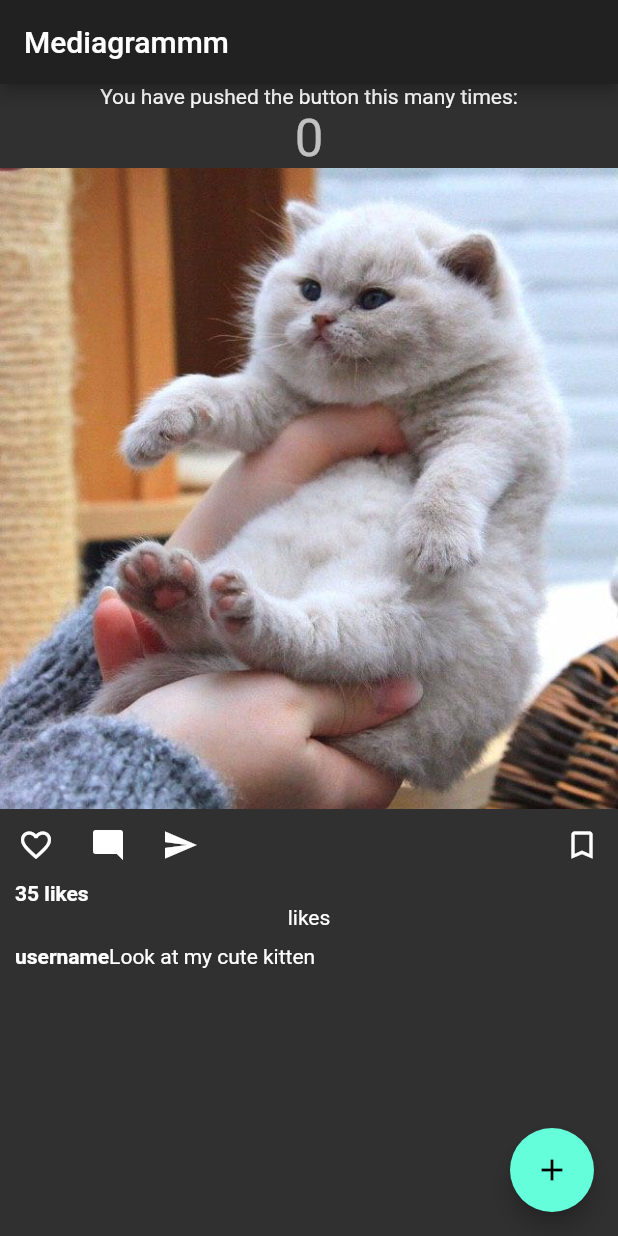
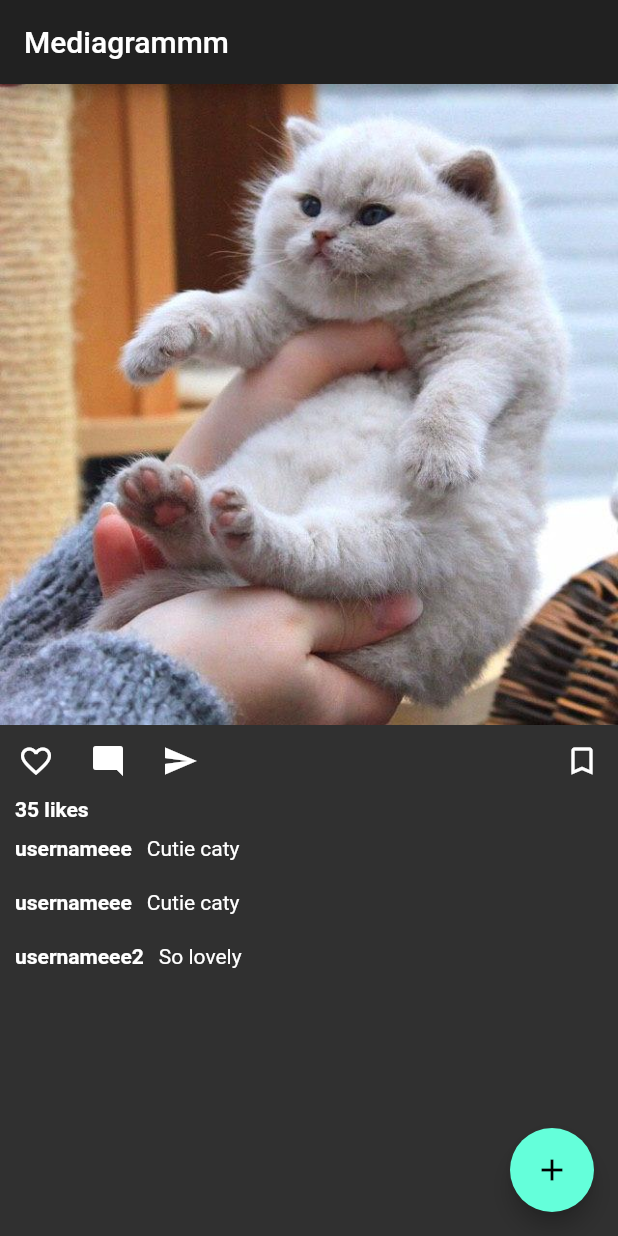
Before and after one commit to Digicat13/Mediashare, a Flutter app: the screen it shows after launch, on a phone screen of 412 x 824 dp. Run offline on Flutter 3.47's test engine with Material 2 defaults, Android fonts, the phone set to English and light mode, and no system bars.

Commit message:
fixed comments list

```diff
--- a/lib/screens/mainScreen/main_screen.dart
+++ b/lib/screens/mainScreen/main_screen.dart
@@ -1,12 +1,11 @@
 import 'package:flutter/material.dart';
 import 'package:mediaapp/widgets/button_section.dart';
 import 'package:mediaapp/widgets/image_section.dart';
-import 'package:mediaapp/widgets/likes_section.dart';
-import 'package:mediaapp/widgets/title_section.dart';
+import 'package:mediaapp/widgets/comments_section.dart';
+import 'package:mediaapp/widgets/comment.dart';
 
 class MainScreen extends StatefulWidget {
   MainScreen({Key key, this.title}) : super(key: key);
-
 
   final String title;
 
@@ -25,31 +24,34 @@ class _MainScreenState extends State<MainScreen> {
 
   @override
   Widget build(BuildContext context) {
-
     return Scaffold(
       appBar: AppBar(
-
         title: Text(widget.title),
       ),
       body: Column(
         children: [
-          Column(
-
-          mainAxisAlignment: MainAxisAlignment.center,
-          children: <Widget>[
-            Text(
-              'You have pushed the button this many times:',
+          imageSection,
+          ButtonSection(likesCount: 35),
+          Comment(
+            userName: 'usernameee',
+            text: 'Cutie caty ',
+          ),
+//          CommentsSection(),
+          SizedBox(
+            height: 200.0,
+            child: CommentsSection(
+              comments: [
+                new Comment(
+                  userName: 'usernameee',
+                  text: 'Cutie caty ',
+                ),
+                new Comment(
+                  userName: 'usernameee2',
+                  text: 'So lovely',
+                ),
+              ],
             ),
-            Text(
-              '$_counter',
-              style: Theme.of(context).textTheme.headline4,
-            ),
-          ],
-        ),
-          imageSection,
-          ButtonSection(35),
-          LikesSection(),
-          titleSection,
+          ),
         ],
       ),
       floatingActionButton: FloatingActionButton(
--- a/lib/widgets/button_section.dart
+++ b/lib/widgets/button_section.dart
@@ -1,11 +1,11 @@
 import 'package:flutter/material.dart';
 
 class ButtonSection extends StatefulWidget {
-  final int _likesCount;
-  ButtonSection(this._likesCount);
+  final int likesCount;
+  const ButtonSection({this.likesCount}) ;
 
   @override
-  _ButtonSectionState createState() => _ButtonSectionState(_likesCount);
+  _ButtonSectionState createState() => _ButtonSectionState(likesCount);
 }
 
 class _ButtonSectionState extends State<ButtonSection> {
--- /dev/null
+++ b/lib/widgets/comment.dart
@@ -0,0 +1,30 @@
+import 'package:flutter/material.dart';
+
+class Comment extends StatelessWidget {
+  const Comment({Key key, this.userName, this.text}) : super(key: key);
+  final userName;
+  final text;
+
+  @override
+  Widget build(BuildContext context) {
+    return Container(
+      padding: const EdgeInsets.all(10),
+      child: Row(
+        children: [
+          Container(
+            child: Text(userName,
+                style: TextStyle(
+                  fontWeight: FontWeight.bold,
+                )),
+          ),
+          Container(
+            padding: const EdgeInsets.symmetric(horizontal: 10),
+            child: Text(
+              text,
+            ),
+          ),
+        ],
+      ),
+    );
+  }
+}
--- /dev/null
+++ b/lib/widgets/comments_section.dart
@@ -0,0 +1,37 @@
+import 'package:flutter/material.dart';
+import 'package:mediaapp/widgets/comment.dart';
+
+
+class CommentsSection extends StatefulWidget {
+  CommentsSection({this.comments});
+  final List<Comment> comments;
+
+  @override
+  CommentsSectionState createState() =>
+      CommentsSectionState(comments: comments);
+}
+
+class CommentsSectionState extends State<CommentsSection> {
+  CommentsSectionState({this.comments});
+  List<Comment> comments;
+
+  @override // Add from this line ...
+  Widget build(BuildContext context) {
+    print(comments);
+    return Scaffold(
+      body: _showComments(comments: comments),
+    );
+  }
+}
+
+Widget _showComments({List<Widget> comments}) {
+  if (comments != null) {
+    return new ListView.builder(
+      itemCount: comments.length,
+      itemBuilder: (BuildContext _context, int i) {
+        return comments[i];
+      },
+    );
+  }
+  else return null;
+}
--- a/lib/widgets/likes_section.dart
+++ /dev/null
@@ -1,13 +0,0 @@
-import 'package:flutter/material.dart';
-
-class LikesSection extends  StatefulWidget {
-  @override
-  LikesSectionState createState() => LikesSectionState();
-}
-
-class LikesSectionState extends State<LikesSection> {
-  @override                                  // Add from this line ...
-  Widget build(BuildContext context) {
-    return Text('likes');
-  }
-}
--- a/lib/widgets/title_section.dart
+++ /dev/null
@@ -1,14 +0,0 @@
-import 'package:flutter/material.dart';
-
-Widget titleSection = Container(
-  padding: const EdgeInsets.all(10),
-  child: Row(
-    children: [
-        Text('username',
-            style: TextStyle(
-              fontWeight: FontWeight.bold,
-            )),
-        Text('Look at my cute kitten',),
-    ],
-  ),
-);
```
